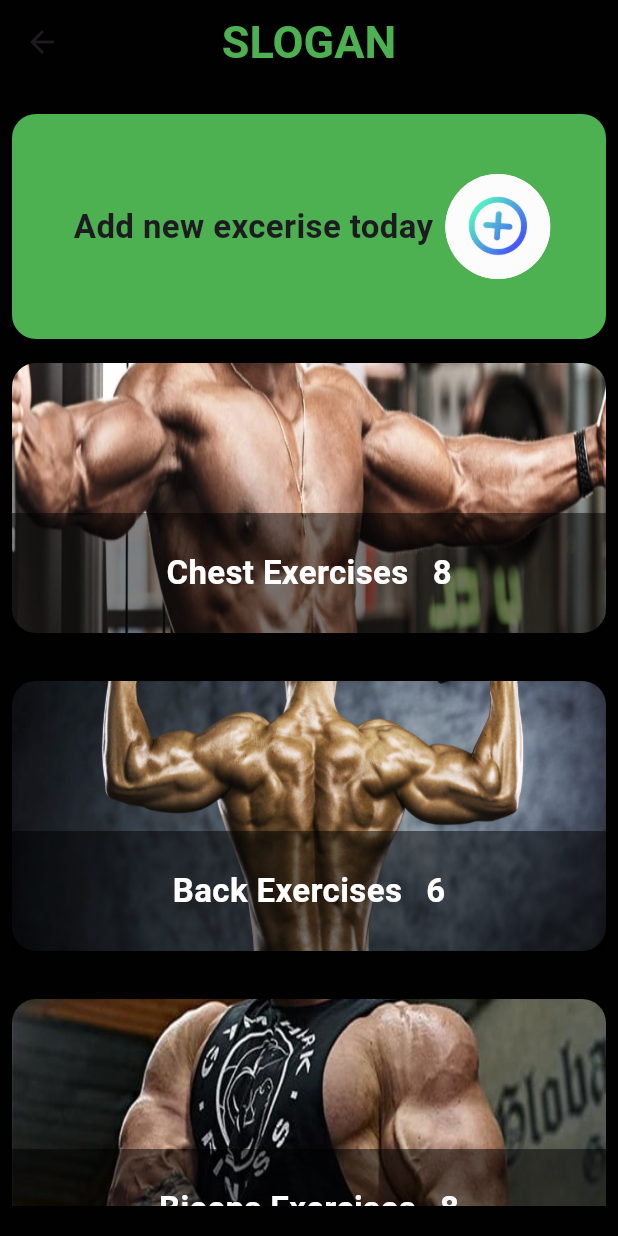
After one commit to MohamedMaher2004/team5_competition, a Flutter app: the SecondPage screen opened directly, on a phone screen of 412 x 824 dp. The commit adds this screen. Run offline on Flutter 3.47's test engine with Material 3 defaults, Android fonts, the phone set to English and light mode, and no system bars.

Commit message:
final task

```diff
--- a/lib/home_page.dart
+++ b/lib/home_page.dart
@@ -74,11 +74,16 @@ class _HomePageState extends State<HomePage> {
                     borderRadius: BorderRadius.circular(20),
                     color: Colors.green),
                 child: ListView.builder(
+                    shrinkWrap: true,
                     itemCount: hometModel.length,
                     itemBuilder: (context, index) {
                       return ListTile(
                         title: Text('${hometModel[index].title}'),
                         subtitle: Text('${hometModel[index].date}'),
+                        trailing: ElevatedButton(
+                          onPressed: () {},
+                          child: Text('Pending'),
+                        ),
                       );
                     }),
               ),
--- a/lib/model/home_model.dart
+++ b/lib/model/home_model.dart
@@ -3,4 +3,6 @@ class Myexcerise {
   late final String date;
 
   Myexcerise({required this.title, required this.date});
+
+  getlist(String tiltle, String date) {}
 }
--- /dev/null
+++ b/lib/second_page/model/exercises.dart
@@ -0,0 +1,51 @@
+class MainExercises{
+  final String image,title;
+  final int number;
+  final List<SubExercises> subExercises;
+
+  MainExercises({required this.image,required this.title,required this.number,required this.subExercises});
+}
+
+class SubExercises{
+  final String sub_image;
+
+  SubExercises({required this.sub_image});
+}
+
+List<MainExercises> getExercises(){
+  List<MainExercises> mainExercises=[];
+
+  List<SubExercises> chestExercises=[];
+  chestExercises.addAll([SubExercises(sub_image: "assets/chest/1.gif"),SubExercises(sub_image: "assets/chest/2.gif"),SubExercises(sub_image: "assets/chest/3.gif"),SubExercises(sub_image: "assets/chest/4.gif")
+  ,SubExercises(sub_image: "assets/chest/5.gif"),SubExercises(sub_image: "assets/chest/6.gif"),SubExercises(sub_image: "assets/chest/7.gif"),SubExercises(sub_image: "assets/chest/8.gif")]);
+
+  mainExercises.add(MainExercises(image: "assets/chest/main1.jpg", title: "Chest Exercises", number: 8, subExercises: chestExercises));
+
+  List<SubExercises> backExercises=[];
+  backExercises.addAll([SubExercises(sub_image: "assets/Back/1.gif"),SubExercises(sub_image: "assets/Back/2.gif"),SubExercises(sub_image: "assets/Back/3.gif"),SubExercises(sub_image: "assets/Back/4.gif")
+    ,SubExercises(sub_image: "assets/Back/5.gif"),SubExercises(sub_image: "assets/Back/6.gif")]);
+
+  mainExercises.add(MainExercises(image: "assets/Back/main.png", title: "Back Exercises", number: 6, subExercises: backExercises));
+
+  List<SubExercises> bicepsExercises=[];
+  bicepsExercises.addAll([SubExercises(sub_image: "assets/Biceps/1.gif"),SubExercises(sub_image: "assets/Biceps/2.gif"),SubExercises(sub_image: "assets/Biceps/3.gif"),SubExercises(sub_image: "assets/Biceps/4.gif")
+    ,SubExercises(sub_image: "assets/Biceps/5.gif"),SubExercises(sub_image: "assets/Biceps/6.gif"),SubExercises(sub_image: "assets/Biceps/7.gif"),SubExercises(sub_image: "assets/Biceps/8.gif")]);
+
+  mainExercises.add(MainExercises(image: "assets/Biceps/main.jpg", title: "Biceps Exercises", number: 8, subExercises: bicepsExercises));
+
+  List<SubExercises> shoulderExercises=[];
+  shoulderExercises.addAll([SubExercises(sub_image: "assets/shoulder/1.gif"),SubExercises(sub_image: "assets/shoulder/2.gif"),SubExercises(sub_image: "assets/shoulder/3.gif"),SubExercises(sub_image: "assets/shoulder/4.gif")
+    ,SubExercises(sub_image: "assets/shoulder/5.gif"),SubExercises(sub_image: "assets/shoulder/6.gif"),SubExercises(sub_image: "assets/shoulder/7.gif")]);
+
+  mainExercises.add(MainExercises(image: "assets/shoulder/main.jpg", title: "Shoulder Exercises", number: 7, subExercises: shoulderExercises));
+
+  List<SubExercises> legsExercises=[];
+  legsExercises.addAll([SubExercises(sub_image: "assets/legs/1.gif"),SubExercises(sub_image: "assets/legs/2.gif"),SubExercises(sub_image: "assets/legs/3.gif"),SubExercises(sub_image: "assets/legs/4.gif")
+    ,SubExercises(sub_image: "assets/legs/5.gif"),SubExercises(sub_image: "assets/legs/6.gif"),SubExercises(sub_image: "assets/legs/7.gif"),SubExercises(sub_image: "assets/legs/8.gif")]);
+
+  mainExercises.add(MainExercises(image: "assets/legs/main.jpeg", title: "Legs Exercises", number: 8, subExercises: legsExercises));
+
+
+
+  return mainExercises;
+}
--- /dev/null
+++ b/lib/second_page/second.dart
@@ -0,0 +1,177 @@
+import 'package:competition/second_page/second_sub.dart';
+import 'package:flutter/cupertino.dart';
+import 'package:flutter/material.dart';
+import 'package:flutter/widgets.dart';
+
+
+import '../model/home_model.dart';
+import 'model/exercises.dart';
+
+class SecondPage extends StatefulWidget {
+  const SecondPage({super.key});
+
+  @override
+  State<SecondPage> createState() => _SecondPageState();
+}
+
+final titleController=TextEditingController(text: "");
+final dateController=TextEditingController(text: "");
+final keyForm=GlobalKey<FormState>();
+List<Myexcerise> myEexcerise=[];
+
+class _SecondPageState extends State<SecondPage> {
+  @override
+  Widget build(BuildContext context) {
+    List<MainExercises> mainExercises=getExercises();
+    return Scaffold(
+      backgroundColor: Color(0xff010101),
+      appBar: AppBar(
+        title: Text("SLOGAN"),
+        backgroundColor: Color(0xff010101),
+        titleTextStyle: TextStyle(color: Color(0xff4db151),fontWeight: FontWeight.bold,fontSize: 30),
+        centerTitle: true,
+      ),
+      body: Padding(
+        padding:  EdgeInsets.symmetric(horizontal: 8,vertical: 20),
+        child: Column(
+          crossAxisAlignment: CrossAxisAlignment.stretch,
+          children: [
+            Container(
+              width: double.infinity,
+              height: 150,
+              decoration: BoxDecoration(
+                color: Color(0xff4db151),
+                borderRadius: BorderRadius.circular(16)
+              ),
+              child: Row(
+                mainAxisAlignment: MainAxisAlignment.center,
+                children: [
+                  SizedBox(width: 4,),
+                  Text("Add new excerise today",style: TextStyle(fontWeight: FontWeight.w600,fontSize: 22),),
+                  SizedBox(width: 8,),
+                  GestureDetector(
+                    onTap: () {
+                      showDialog(context: context, builder: (context) =>
+                          Form(
+                            key: keyForm,
+                            child: AlertDialog(
+                              backgroundColor: Color(0xff010101),
+                              actions: [
+                                SizedBox(height: 8,),
+                                Align(alignment: AlignmentDirectional.topStart,
+                                child: Text("Enter the new \n Exercise",style: TextStyle(color: Color(0xff4db151),fontWeight: FontWeight.w500,fontSize: 21),)),
+                                SizedBox(height: 16,),
+                                TextFormField(
+                                  style: TextStyle(color: Colors.white),
+                                  controller: titleController,
+                                  validator: (value) {
+                                    if(value!.isEmpty)
+                                      return "Must enter excerise";
+                                    else return null;
+                                  },
+                                  decoration: InputDecoration(
+                                    labelText: "Excerise",
+                                    hintText: "Excerise",
+                                    border: OutlineInputBorder(
+                                      borderRadius: BorderRadius.circular(8),
+                                      borderSide: BorderSide(color: Colors.orange.withOpacity(.3))
+                                    ),
+                                    enabledBorder: OutlineInputBorder(
+                                        borderRadius: BorderRadius.circular(8),
+                                        borderSide: BorderSide(color: Colors.orange.withOpacity(.3))
+                                    ),
+                                    focusedBorder: OutlineInputBorder(
+                                        borderRadius: BorderRadius.circular(8),
+                                        borderSide: BorderSide(color: Colors.orange.withOpacity(.3))
+                                    ),
+                                  ),
+                                ),
+                                SizedBox(height: 16,),
+                                TextFormField(
+                                  style: TextStyle(color: Colors.white),
+                                  controller: dateController,
+                                  validator: (value) {
+                                    if(value!.isEmpty)
+                                      return "Must enter date";
+                                    else return null;
+                                  },
+                                  decoration: InputDecoration(
+                                    labelText: "Date",
+                                    hintText: "Date",
+                                    border: OutlineInputBorder(
+                                        borderRadius: BorderRadius.circular(8),
+                                        borderSide: BorderSide(color: Colors.orange.withOpacity(.3))
+                                    ),
+                                    enabledBorder: OutlineInputBorder(
+                                        borderRadius: BorderRadius.circular(8),
+                                        borderSide: BorderSide(color: Colors.orange.withOpacity(.3))
+                                    ),
+                                    focusedBorder: OutlineInputBorder(
+                                        borderRadius: BorderRadius.circular(8),
+                                        borderSide: BorderSide(color: Colors.orange.withOpacity(.3))
+                                    ),
+                                  ),
+                                ),
+                                SizedBox(height: 16,),
+                                Center(
+                                  child: FilledButton(
+                                      style: FilledButton.styleFrom(
+                                        backgroundColor: Color(0xff4db151)
+                                      ),
+                                      onPressed: () {
+                                    if(keyForm.currentState!.validate()){
+                                      myEexcerise.add(Myexcerise(title: titleController.text, date: dateController.text));
+                                      Navigator.pop(context);
+                                    }
+                                  }, child: Text("Add",style: TextStyle(color: Colors.orange.withOpacity(.8)),)),
+                                )
+                              ],
+                            ),
+                          )
+                        ,);
+                    },
+                      child: CircleAvatar(radius: 35,backgroundColor: Color(0xfffbfcfd),backgroundImage: AssetImage("assets/add.gif")),)
+                ],
+              ),
+            ),
+            SizedBox(height: 16,),
+            Expanded(child: ListView.separated(
+              itemCount: mainExercises.length,
+              itemBuilder: (context, index) {
+              return GestureDetector(
+                onTap: () {
+                  Navigator.push(context, MaterialPageRoute(builder: (context) => SecondSubPage(subExercises: mainExercises[index].subExercises,),));
+                },
+                child: Stack(
+                  alignment: AlignmentDirectional.bottomCenter,
+                  children: [
+                      ClipRRect(
+                          borderRadius: BorderRadius.circular(16),
+                          child: Image.asset(mainExercises[index].image,width: double.infinity,height: 180,fit: BoxFit.fill,)),
+                    Container(
+                      width: double.infinity,
+                      height: 80,
+                      color: Colors.black.withOpacity(.5),
+                      child: Row(
+                        mainAxisAlignment: MainAxisAlignment.center,
+                        children: [
+                          SizedBox(width: 16,),
+                          Text(mainExercises[index].title,style: TextStyle(color: Color(0xffffffff),fontSize: 22,fontWeight: FontWeight.w600),),
+                          SizedBox(width: 16,),
+                          Text(mainExercises[index].number.toString(),style: TextStyle(color: Color(0xffffffff),fontSize: 22,fontWeight: FontWeight.w600),),
+                          SizedBox(width: 16,),
+                        ],
+                      ),
+                    )
+                  ],
+                ),
+              );
+            }, separatorBuilder: (BuildContext context, int index) {
+                return SizedBox(height: 32,);
+            },))
+          ],
+        ),
+      ),
+    );
+  }
+}
```
Also changed, not shown: lib/calculator.dart (added, +231 -0 lines), lib/second_page/second_sub.dart (added, +41 -0 lines), pubspec.yaml (+29 -24 lines).
